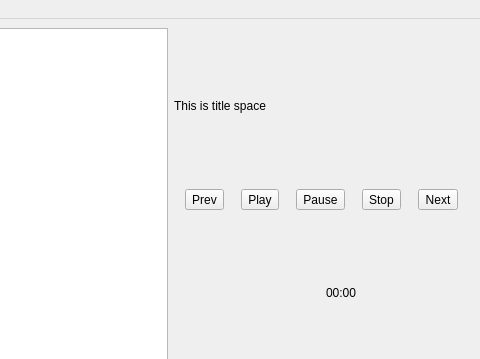
The window that hrwplayer.ui (hrw/modland-player) describes before a commit, drawn with Qt 5; both pictures show x 442 to 922 and y 0 to 359 of the 922 by 568 pixel window.
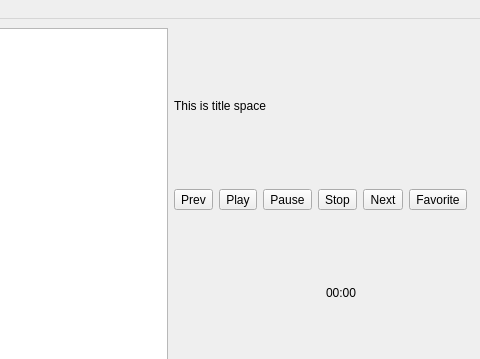
The same window after the commit. Custom widgets are drawn as their Qt base class.

Commit message: added favorite button (dead now)

Patch:
```diff
--- a/hrwplayer.ui
+++ b/hrwplayer.ui
@@ -67,6 +67,13 @@
           </property>
          </widget>
         </item>
+        <item>
+         <widget class="QToolButton" name="FavoriteButton">
+          <property name="text">
+           <string>Favorite</string>
+          </property>
+         </widget>
+        </item>
        </layout>
       </item>
       <item>
@@ -105,6 +112,9 @@
           <property name="invertedAppearance">
            <bool>true</bool>
           </property>
+          <property name="format">
+           <string>Downloaded: %p%</string>
+          </property>
          </widget>
         </item>
        </layout>
```
The commit also changes 2 other files.
